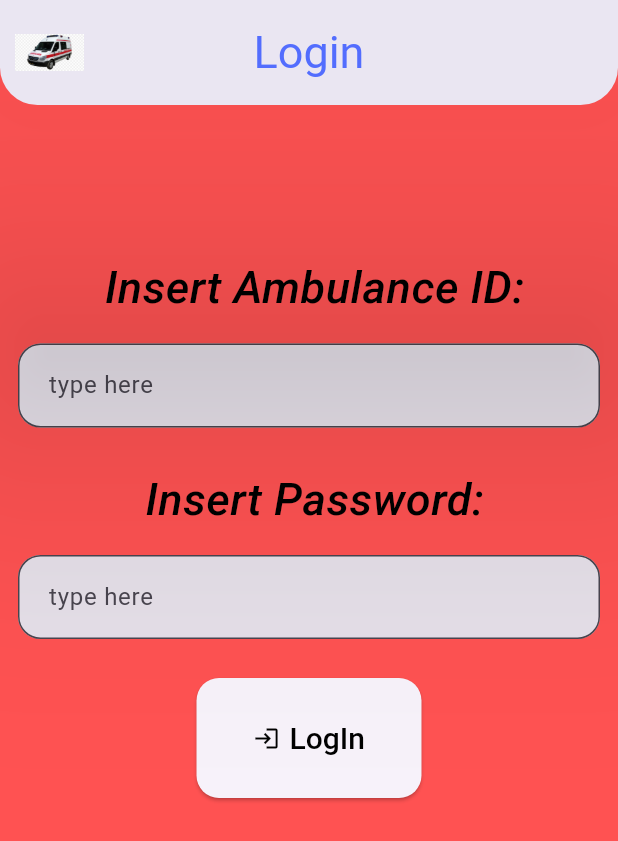
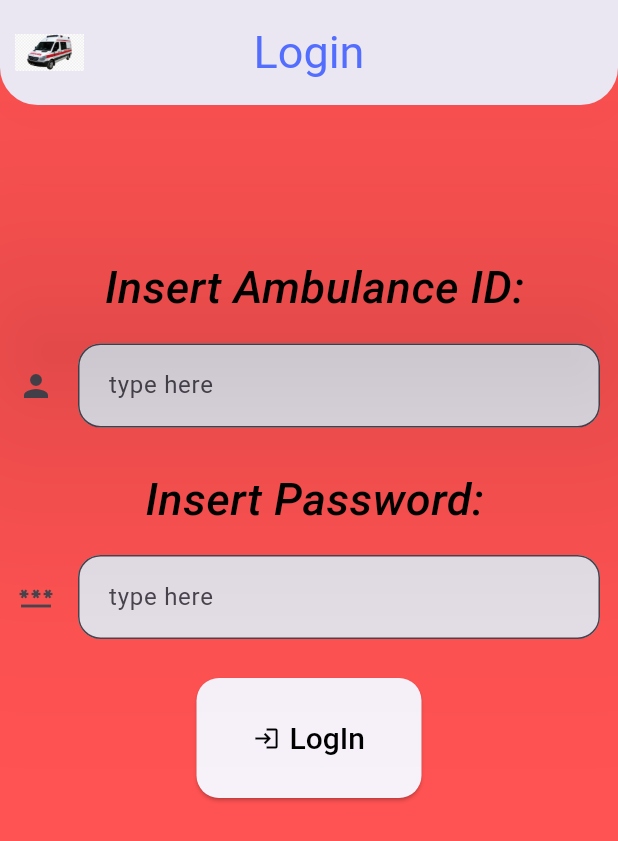
Before and after one commit to gerardocentrella/assd_project_ambulance, a Flutter app: the screen it shows after launch, on a phone screen of 412 x 824 dp. Shown: the top 841 px of the screen. Run offline on Flutter 3.47's test engine with Material 3 defaults, Android fonts, the light colour scheme and no system bars.

Commit message:
login commit

```diff
--- a/lib/pages/login.dart
+++ b/lib/pages/login.dart
@@ -1,4 +1,3 @@
-import 'package:assd_project_ambulance/pages/home.dart';
 import 'package:flutter/material.dart';
 
 class Login extends StatefulWidget{
@@ -61,6 +60,7 @@ TextStyle customTextStyle(){
                   padding: EdgeInsets.symmetric(horizontal: 12, vertical: 16),
                 child: TextField(
                 decoration: InputDecoration(
+                  icon: Icon(Icons.person),
                   filled: true,
                   border: OutlineInputBorder(borderRadius: BorderRadius.all(Radius.circular(15.0))),
                   hintText: ' type here',
@@ -71,7 +71,9 @@ TextStyle customTextStyle(){
                 Text(' Insert Password:', textAlign: TextAlign.center, style: customTextStyle()),
                   const Padding(padding: EdgeInsets.symmetric(horizontal: 12, vertical: 16),
                     child: TextField(
+                      obscureText: true,
                     decoration: InputDecoration(
+                      icon: Icon(Icons.password),
                       filled: true,
                       border: OutlineInputBorder(borderRadius: BorderRadius.all(Radius.circular(15.0))),
                       hintText: ' type here',
@@ -96,7 +98,7 @@ TextStyle customTextStyle(){
                       padding: const EdgeInsets.symmetric(horizontal: 24.0, vertical: 12.0), // Spaziatura interna
                       ),
                     onPressed: (){
-                      Navigator.pushNamed(context, '/homepage');
+                      Navigator.pushReplacementNamed(context, '/homepage');
 
                     },
                     icon: const Icon(Icons.login),
```
